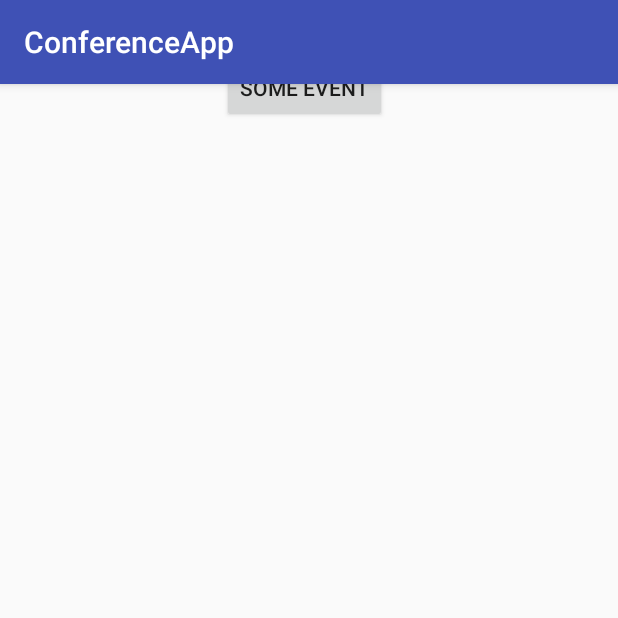
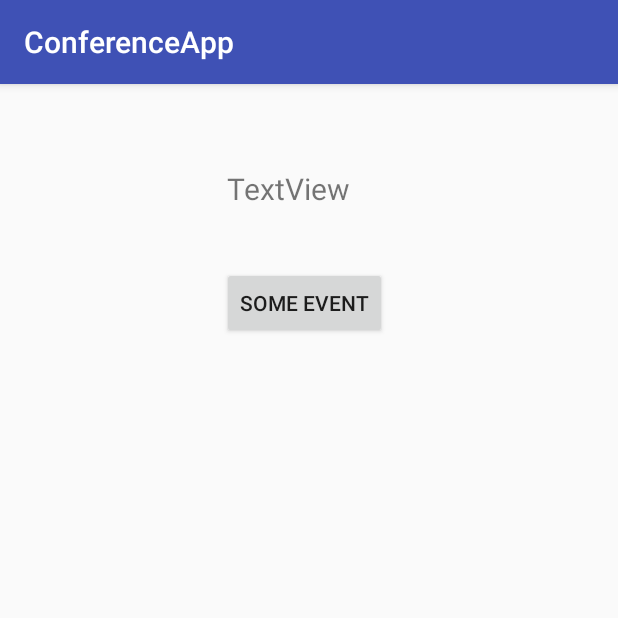
Before and after one commit to keeganlamparek/ConferenceApp, an Android app: the screen it shows after launch (ScheduleActivity), after a tap on an icon or button, on a phone screen of 412 x 824 dp, the top half of it. Run offline under Robolectric (Android 15) with nearby library versions, the phone set to English and light mode, and no system bars.

Commit message:
Random Update.

```diff
--- a/app/src/main/java/com/example/keegan/conferenceapp/MainActivity.java
+++ b/app/src/main/java/com/example/keegan/conferenceapp/MainActivity.java
@@ -63,11 +63,11 @@ public class MainActivity extends ListActivity{
 
         System.out.println();
         Intent i = new Intent(MainActivity.this, ScheduleActivity.class);
-        String thingToAdd = "";
+        String passDay = "";
 
-        thingToAdd = listOfDays.get(position).toString();
+        passDay = listOfDays.get(position).toString();
 
-        i.putExtra("day",thingToAdd);
+        i.putExtra("day",passDay);
 
         startActivity(i);
 
--- a/app/src/main/res/layout/activity_schedule.xml
+++ b/app/src/main/res/layout/activity_schedule.xml
@@ -25,9 +25,9 @@
         android:id="@+id/event_button"
         android:layout_width="wrap_content"
         android:layout_height="wrap_content"
-        android:layout_marginLeft="380dp"
+        android:layout_marginLeft="137dp"
         android:layout_marginStart="148dp"
-        android:layout_marginTop="-22dp"
+        android:layout_marginTop="122dp"
         android:onClick="switchToEvent"
         android:text="Some Event"
         app:layout_constraintLeft_toLeftOf="parent"
@@ -35,5 +35,19 @@
         tools:layout_constraintLeft_creator="1"
         tools:layout_constraintTop_creator="1" />
 
+    <TextView
+        android:id="@+id/textView"
+        android:layout_width="wrap_content"
+        android:layout_height="wrap_content"
+        android:text="TextView"
+        android:textSize="20sp"
+        tools:layout_constraintTop_creator="1"
+        android:layout_marginStart="3dp"
+        android:layout_marginTop="56dp"
+        tools:layout_constraintLeft_creator="1"
+        app:layout_constraintLeft_toLeftOf="@+id/event_button"
+        app:layout_constraintTop_toTopOf="parent"
+        android:layout_marginLeft="3dp" />
+
 
 </android.support.constraint.ConstraintLayout>
```
